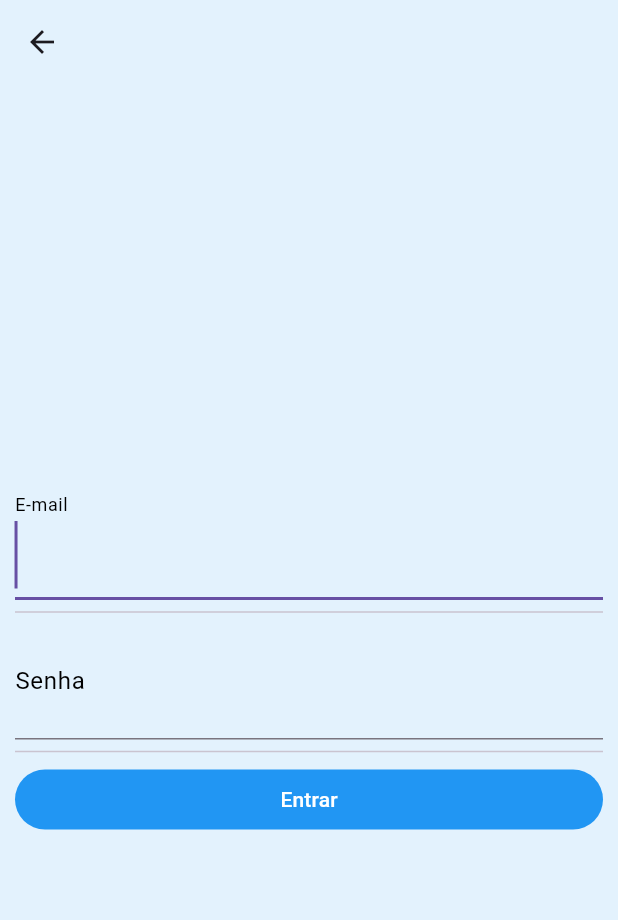
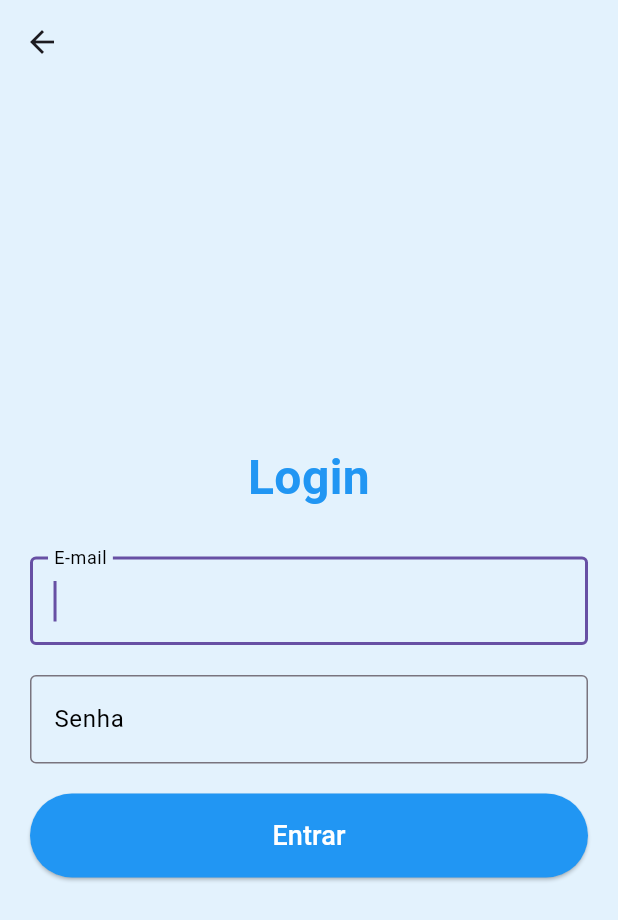
Before and after one commit to LucasGFBatista/senai-prova-mobile, a Flutter app: the screen it shows after launch, after a tap on "Login", on a phone screen of 412 x 824 dp. Shown: the top 920 px of the screen. Run offline on Flutter 3.47's test engine with Material 3 defaults, Android fonts, the phone set to English and light mode, and no system bars.

Commit message:
style: Ajuste espacçamento onboard e ajuste de detalhes login

```diff
--- a/prova_senai/lib/pages/login.page.dart
+++ b/prova_senai/lib/pages/login.page.dart
@@ -14,45 +14,61 @@ class _LoginPageState extends State<LoginPage> {
       backgroundColor: Colors.blue[50],
       appBar: AppBar(
         backgroundColor: Colors.blue[50],
+        elevation: 0, // Removendo a sombra do AppBar
       ),
       body: Padding(
-        padding: EdgeInsets.all(10),
+        padding: EdgeInsets.all(20),
         child: Center(
           child: Column(
             crossAxisAlignment: CrossAxisAlignment.stretch,
             mainAxisAlignment: MainAxisAlignment.center,
             children: <Widget>[
+              Text(
+                "Login",
+                style: TextStyle(
+                  fontSize: 32,
+                  fontWeight: FontWeight.bold,
+                  color: Colors.blue,
+                ),
+                textAlign: TextAlign.center,
+              ),
+              SizedBox(height: 30),
               TextFormField(
                 autofocus: true,
                 keyboardType: TextInputType.emailAddress,
-                style: TextStyle(color: Colors.black, fontSize: 30),
+                style: TextStyle(color: Colors.black, fontSize: 18),
                 decoration: InputDecoration(
                   labelText: "E-mail",
                   labelStyle: TextStyle(color: Colors.black),
+                  border: OutlineInputBorder(),
                 ),
               ),
-              Divider(),
+              SizedBox(height: 20),
               TextFormField(
-                autofocus: true,
                 obscureText: true,
                 keyboardType: TextInputType.text,
-                style: TextStyle(color: Colors.black, fontSize: 30),
+                style: TextStyle(color: Colors.black, fontSize: 18),
                 decoration: InputDecoration(
                   labelText: "Senha",
                   labelStyle: TextStyle(color: Colors.black),
+                  border: OutlineInputBorder(),
                 ),
               ),
-              Divider(),
-              TextButton(
-                style: TextButton.styleFrom(
-                  backgroundColor: Colors.blue,
+              SizedBox(height: 20),
+              ElevatedButton(
+                style: ElevatedButton.styleFrom(
+                  primary: Colors.blue,
+                  padding: EdgeInsets.symmetric(vertical: 15),
                 ),
                 onPressed: () {
                   // Adicione a lógica para o botão "Entrar" aqui
                 },
                 child: Text(
                   "Entrar",
-                  style: TextStyle(color: Colors.white),
+                  style: TextStyle(
+                    color: Colors.white,
+                    fontSize: 18,
+                  ),
                 ),
               ),
             ],
--- a/prova_senai/lib/pages/onboard.page.dart
+++ b/prova_senai/lib/pages/onboard.page.dart
@@ -15,40 +15,64 @@ class _WelcomePageState extends State<WelcomePage> {
     return Scaffold(
       backgroundColor: Colors.blue[50],
       body: Padding(
-        padding: EdgeInsets.all(10),
+        padding: EdgeInsets.all(20),
         child: Center(
           child: Column(
             crossAxisAlignment: CrossAxisAlignment.stretch,
             mainAxisAlignment: MainAxisAlignment.center,
             children: <Widget>[
-              TextButton(
-                style: TextButton.styleFrom(
-                  backgroundColor: Colors.blue,
+              Text(
+                "Bem-vindo ao HiperLínguas",
+                style: TextStyle(
+                  fontSize: 28,
+                  fontWeight: FontWeight.bold,
+                  color: Colors.blue,
+                ),
+                textAlign: TextAlign.center,
+              ),
+              SizedBox(height: 50),
+              ElevatedButton(
+                style: ElevatedButton.styleFrom(
+                  primary: Colors.blue,
+                  padding: EdgeInsets.symmetric(vertical: 15),
                 ),
                 onPressed: () {
                   Navigator.push(
-                      context,
-                      MaterialPageRoute(
-                        builder: (context) => LoginPage(),
-                      ));
+                    context,
+                    MaterialPageRoute(
+                      builder: (context) => LoginPage(),
+                    ),
+                  );
                 },
                 child: Text(
                   "Login",
-                  style: TextStyle(color: Colors.white),
+                  style: TextStyle(
+                    color: Colors.white,
+                    fontSize: 18,
+                  ),
                 ),
               ),
-              Divider(),
-              TextButton(
-                style: TextButton.styleFrom(
-                  backgroundColor: Colors.blue,
+              SizedBox(height: 15),
+              OutlinedButton(
+                style: OutlinedButton.styleFrom(
+                  primary: Colors.blue,
+                  side: BorderSide(color: Colors.blue),
+                  padding: EdgeInsets.symmetric(vertical: 15),
                 ),
                 onPressed: () {
-                  Navigator.push(context,
-                      MaterialPageRoute(builder: (context) => SingupPage()));
+                  Navigator.push(
+                    context,
+                    MaterialPageRoute(
+                      builder: (context) => SingupPage(),
+                    ),
+                  );
                 },
                 child: Text(
                   "Criar conta",
-                  style: TextStyle(color: Colors.white),
+                  style: TextStyle(
+                    color: Colors.blue,
+                    fontSize: 18,
+                  ),
                 ),
               ),
             ],
```
